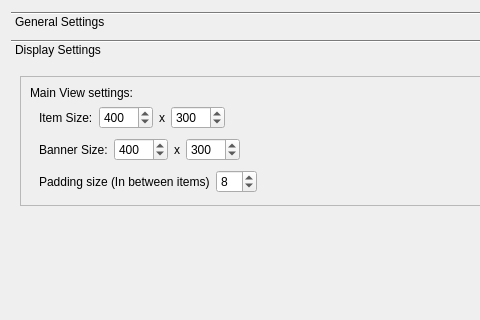
Above: src/ui/dialog/SettingsDialog.ui from KJNeko/Atlas before the change; both pictures show x 0 to 480 and y 0 to 320 of the 1056 by 729 pixel window. Below: the same form after it.
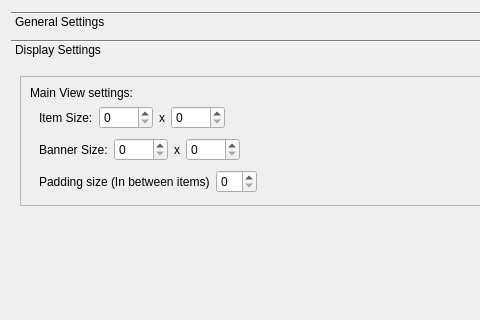
That is the form after the change.

Commit message: Zero all default values in settings dialog ui

Patch:
```diff
--- a/src/ui/dialog/SettingsDialog.ui
+++ b/src/ui/dialog/SettingsDialog.ui
@@ -110,7 +110,7 @@
                 <number>9999</number>
                </property>
                <property name="value">
-                <number>400</number>
+                <number>0</number>
                </property>
               </widget>
              </item>
@@ -127,7 +127,7 @@
                 <number>9999</number>
                </property>
                <property name="value">
-                <number>300</number>
+                <number>0</number>
                </property>
               </widget>
              </item>
@@ -178,7 +178,7 @@
                 <number>9999</number>
                </property>
                <property name="value">
-                <number>400</number>
+                <number>0</number>
                </property>
               </widget>
              </item>
@@ -195,7 +195,7 @@
                 <number>9999</number>
                </property>
                <property name="value">
-                <number>300</number>
+                <number>0</number>
                </property>
               </widget>
              </item>
@@ -249,7 +249,7 @@
              <item>
               <widget class="QSpinBox" name="itemPadding">
                <property name="value">
-                <number>8</number>
+                <number>0</number>
                </property>
               </widget>
              </item>
```
